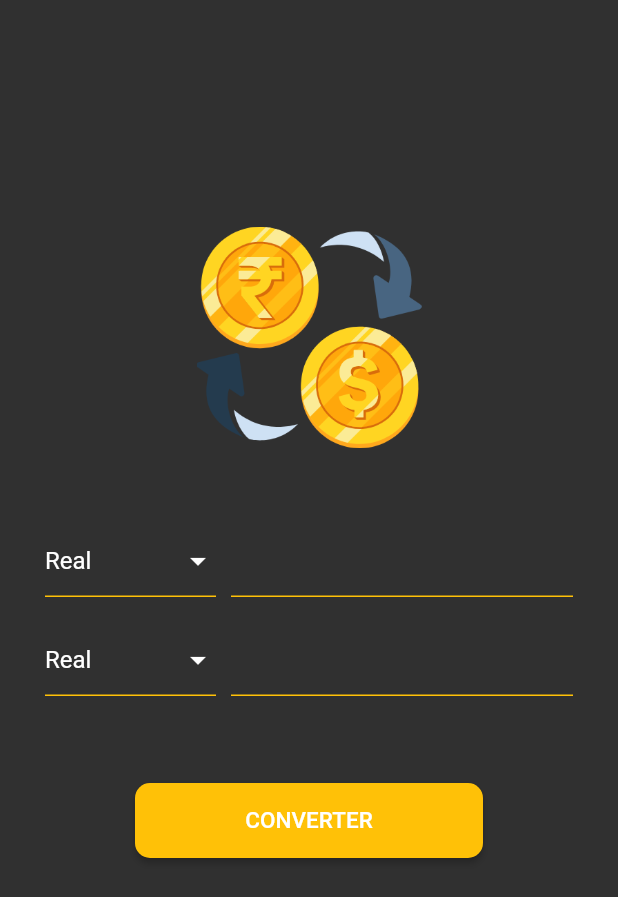
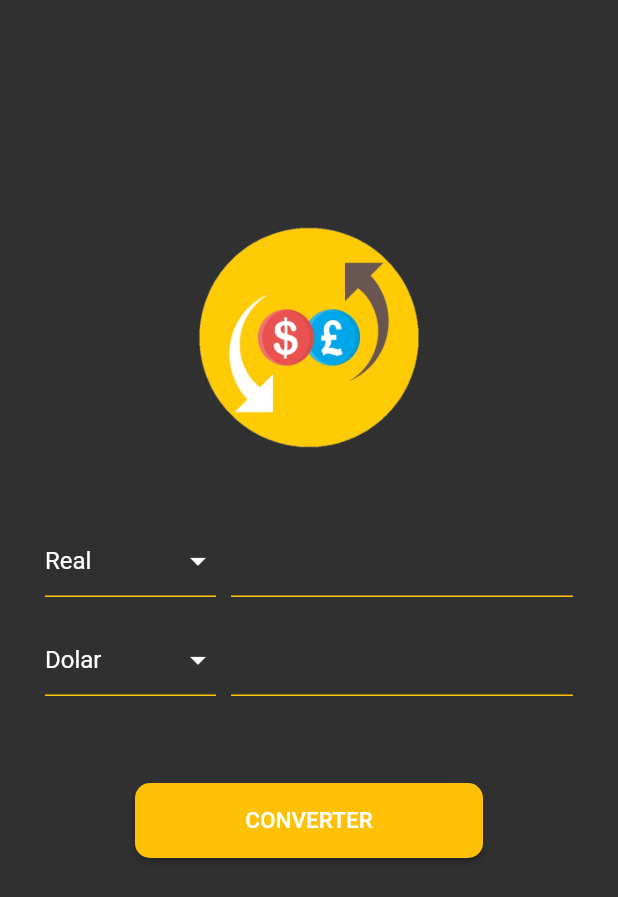
Before and after one commit to oapmartins/conversor-moedas, a Flutter app: the screen it shows after launch, on a phone screen of 412 x 824 dp. Shown: the top 897 px of the screen. Run offline on Flutter 3.47's test engine with Material 2 defaults, Android fonts, the phone set to English and light mode, and no system bars.

```diff
--- a/lib/app/components/currency_box.dart
+++ b/lib/app/components/currency_box.dart
@@ -1,7 +1,19 @@
+import 'package:conversor_moedas/app/models/currency_model.dart';
 import 'package:flutter/material.dart';
 
 class CurrencyBox extends StatelessWidget {
-  const CurrencyBox({Key? key}) : super(key: key);
+  final List<CurrencyModel> items;
+  final CurrencyModel selectedItem;
+  final TextEditingController controller;
+  final void Function(CurrencyModel? model) onChanged;
+
+  const CurrencyBox(
+      {Key? key,
+      required this.items,
+      required this.controller,
+      required this.onChanged,
+      required this.selectedItem})
+      : super(key: key);
 
   @override
   Widget build(BuildContext context) {
@@ -12,31 +24,35 @@ class CurrencyBox extends StatelessWidget {
           flex: 1,
           child: SizedBox(
             height: 56,
-            child: DropdownButton(
+            child: DropdownButton<CurrencyModel>(
               iconEnabledColor: Colors.white,
               iconDisabledColor: Colors.white,
               isExpanded: true,
-              underline: Container(height: 1, color: Colors.amber,),
-              items: [
-                DropdownMenuItem(
-                  child: Text('Real', style: TextStyle(color: Colors.white),),
-                ),
-                // DropdownMenuItem(
-                //   child: Text('Dolar'),
-                // ),
-              ],
+              value: selectedItem,
+              underline: Container(
+                height: 1,
+                color: Colors.amber,
+              ),
+              items: items
+                  .map((e) => DropdownMenuItem(value: e, child: Text(e.name)))
+                  .toList(),
+              onChanged: onChanged,
             ),
           ),
         ),
-        SizedBox(width: 10,),
+        SizedBox(
+          width: 10,
+        ),
         Expanded(
           flex: 2,
           child: TextField(
+              controller: controller,
               decoration: InputDecoration(
-                enabledBorder: UnderlineInputBorder(borderSide: BorderSide(color: Colors.amber)),
-                focusedBorder: UnderlineInputBorder(borderSide: BorderSide(color: Colors.amber)),
-              )
-          ),
+                enabledBorder: UnderlineInputBorder(
+                    borderSide: BorderSide(color: Colors.amber)),
+                focusedBorder: UnderlineInputBorder(
+                    borderSide: BorderSide(color: Colors.amber)),
+              )),
         ),
       ],
     );
--- a/lib/app/controllers/home_controller.dart
+++ b/lib/app/controllers/home_controller.dart
@@ -1,5 +1,5 @@
 import 'package:conversor_moedas/app/models/currency_model.dart';
-import 'package:flutter/cupertino.dart';
+import 'package:flutter/material.dart';
 
 class HomeController{
   late List<CurrencyModel> currencies;
--- a/lib/app/viewes/home_view.dart
+++ b/lib/app/viewes/home_view.dart
@@ -1,13 +1,31 @@
 import 'package:conversor_moedas/app/components/currency_box.dart';
+import 'package:conversor_moedas/app/controllers/home_controller.dart';
 import 'package:flutter/material.dart';
 
-class HomeView extends StatelessWidget {
-  const HomeView({Key? key}) : super(key: key);
+class HomeView extends StatefulWidget {
+
+
+  @override
+  _HomeViewState createState() => _HomeViewState();
+}
+
+class _HomeViewState extends State<HomeView> {
+  final TextEditingController toText = TextEditingController();
+
+  final TextEditingController fromText = TextEditingController();
+  late var homeController;
+
+  @override
+  void initState() {
+    super.initState();
+    homeController = HomeController(toText: toText, fromText: fromText);
+  }
 
   @override
   Widget build(BuildContext context) {
     return Scaffold(
-      body: SizedBox(
+      body: SingleChildScrollView(
+        child: SizedBox(
           width: MediaQuery.of(context).size.width,
           height: MediaQuery.of(context).size.height,
           child: Padding(
@@ -22,28 +40,45 @@ class HomeView extends StatelessWidget {
                 SizedBox(
                   height: 50,
                 ),
-              CurrencyBox(),
+                CurrencyBox(
+                    selectedItem: homeController.toCurrency,
+                    controller: toText,
+                    items: homeController.currencies,
+                    onChanged: (model) {
+                      setState(() {
+                        homeController.toCurrency = model;
+                      });
+                    }),
                 SizedBox(
                   height: 10,
                 ),
-              CurrencyBox(),
+                CurrencyBox(
+                    selectedItem: homeController.fromCurrency,
+                    controller: fromText,
+                    items: homeController.currencies,
+                    onChanged: (model) {
+                      setState(() {
+                        homeController.fromCurrency = model;
+                      });
+                    }),
                 SizedBox(
                   height: 50,
                 ),
                 RaisedButton(
                     shape: RoundedRectangleBorder(
-                  borderRadius: BorderRadius.circular(10)
-                ),
+                        borderRadius: BorderRadius.circular(10)),
                     color: Colors.amber,
-                onPressed: () {},
+                    onPressed: () {
+                      homeController.convert();
+                    },
                     child: Container(
                       alignment: AlignmentDirectional.center,
                       width: 200,
                       height: 50,
                       child: Text('CONVERTER', style: TextStyle(fontSize: 15)),
-                )
+                    )),
+              ],
             ),
-            ],
           ),
         ),
       ),
```
Also changed, not shown: assets/images/logo.png. Lines whose indentation alone changed are shown as unchanged.
